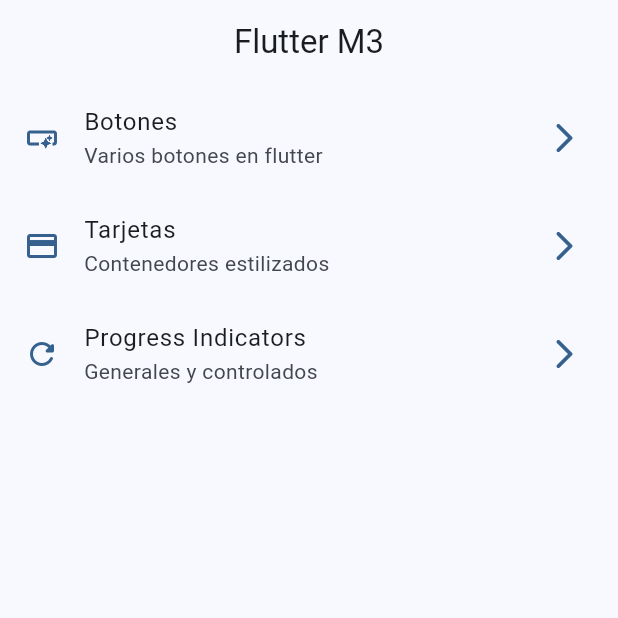
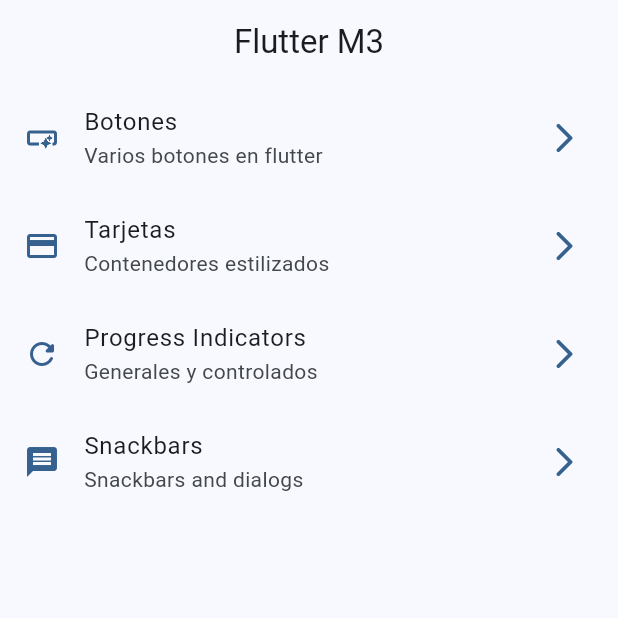
Before and after one commit to martinlprb23/widgets_app, a Flutter app: the screen it shows after launch, on a phone screen of 412 x 824 dp, the top half of it. Run offline on Flutter 3.47's test engine with Material 3 defaults, Android fonts, the phone set to English and light mode, and no system bars; our stand-ins replace go_router.

Commit message:
Finish snack-bars

```diff
--- a/lib/config/menu/menu_items.dart
+++ b/lib/config/menu/menu_items.dart
@@ -29,4 +29,9 @@ const appMenuItems = <MenuItem>[
       subTitle: "Generales y controlados",
       link: "/progress",
       icon: Icons.refresh_rounded),
+  MenuItem(
+      title: "Snackbars",
+      subTitle: "Snackbars and dialogs",
+      link: "/snackbars",
+      icon: Icons.message),
 ];
--- a/lib/config/router/app_router.dart
+++ b/lib/config/router/app_router.dart
@@ -22,4 +22,9 @@ final appRouter = GoRouter(initialLocation: "/", routes: [
     name: ProgressScreen.name,
     builder: (context, state) => const ProgressScreen(),
   ),
+  GoRoute(
+    path: "/snackbars",
+    name: SnackbarScreen.name,
+    builder: (context, state) => const SnackbarScreen(),
+  ),
 ]);
--- a/lib/main.dart
+++ b/lib/main.dart
@@ -12,6 +12,7 @@ class MainApp extends StatelessWidget {
   @override
   Widget build(BuildContext context) {
     return MaterialApp.router(
+      title: 'Flutter widgets',
       routerConfig: appRouter,
       debugShowCheckedModeBanner: false,
       theme: AppTheme(selectedColor: 0).getTheme(),
```
Also changed, not shown: lib/ui/screens/snackbar/snackbar_screen.dart (+59 -1 lines).
